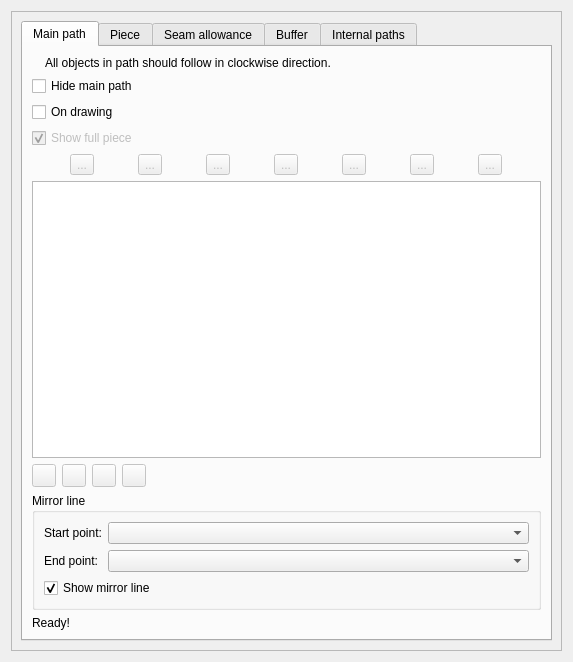
Old version of the form src/libs/vtools/dialogs/tools/piece/tabs/tabpaths.ui in the repository dismine/valentina.
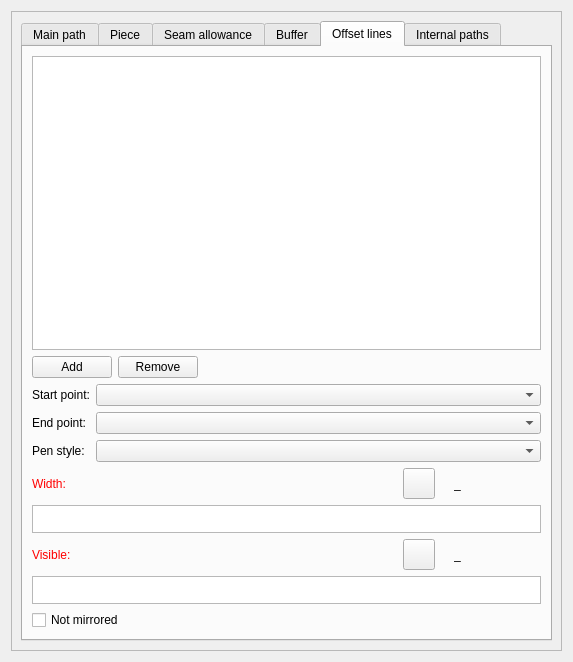
New version of the form. The open tabs and pages were chosen to show the change. Icons and pictures are not drawn. Custom widgets are drawn as their Qt base class.

Commit message: Add piece offset lines

Diff of the .ui file:
```diff
--- a/src/libs/vtools/dialogs/tools/piece/tabs/tabpaths.ui
+++ b/src/libs/vtools/dialogs/tools/piece/tabs/tabpaths.ui
@@ -1759,6 +1759,394 @@
            </item>
           </layout>
          </widget>
+         <widget class="QWidget" name="tabOffsetLines">
+          <attribute name="title">
+           <string>Offset lines</string>
+          </attribute>
+          <layout class="QVBoxLayout" name="verticalLayoutOffsetLines">
+           <item>
+            <widget class="QListWidget" name="listWidgetOffsetLines"/>
+           </item>
+           <item>
+            <layout class="QHBoxLayout" name="horizontalLayoutOffsetLineButtons">
+             <item>
+              <widget class="QPushButton" name="pushButtonAddOffsetLine">
+               <property name="text">
+                <string>Add</string>
+               </property>
+              </widget>
+             </item>
+             <item>
+              <widget class="QPushButton" name="pushButtonRemoveOffsetLine">
+               <property name="text">
+                <string>Remove</string>
+               </property>
+              </widget>
+             </item>
+             <item>
+              <spacer name="horizontalSpacerOffsetLineButtons">
+               <property name="orientation">
+                <enum>Qt::Orientation::Horizontal</enum>
+               </property>
+               <property name="sizeHint" stdset="0">
+                <size>
+                 <width>40</width>
+                 <height>20</height>
+                </size>
+               </property>
+              </spacer>
+             </item>
+            </layout>
+           </item>
+           <item>
+            <layout class="QFormLayout" name="formLayoutOffsetLinePoints">
+             <item row="0" column="0">
+              <widget class="QLabel" name="labelOffsetLineStart">
+               <property name="text">
+                <string>Start point:</string>
+               </property>
+              </widget>
+             </item>
+             <item row="0" column="1">
+              <widget class="QComboBox" name="comboBoxOffsetLineStart"/>
+             </item>
+             <item row="1" column="0">
+              <widget class="QLabel" name="labelOffsetLineEnd">
+               <property name="text">
+                <string>End point:</string>
+               </property>
+              </widget>
+             </item>
+             <item row="1" column="1">
+              <widget class="QComboBox" name="comboBoxOffsetLineEnd"/>
+             </item>
+             <item row="2" column="0">
+              <widget class="QLabel" name="labelOffsetLinePenStyle">
+               <property name="text">
+                <string>Pen style:</string>
+               </property>
+              </widget>
+             </item>
+             <item row="2" column="1">
+              <widget class="QComboBox" name="comboBoxOffsetLinePenStyle">
+               <property name="iconSize">
+                <size>
+                 <width>80</width>
+                 <height>14</height>
+                </size>
+               </property>
+              </widget>
+             </item>
+            </layout>
+           </item>
+           <item>
+            <layout class="QHBoxLayout" name="horizontalLayoutOffsetLineWidthLabel">
+             <item alignment="Qt::AlignmentFlag::AlignLeft">
+              <widget class="QLabel" name="labelEditOffsetLineWidth">
+               <property name="sizePolicy">
+                <sizepolicy hsizetype="Fixed" vsizetype="Preferred">
+                 <horstretch>0</horstretch>
+                 <verstretch>0</verstretch>
+                </sizepolicy>
+               </property>
+               <property name="palette">
+                <palette>
+                 <active>
+                  <colorrole role="WindowText">
+                   <brush brushstyle="SolidPattern">
+                    <color alpha="255">
+                     <red>255</red>
+                     <green>0</green>
+                     <blue>0</blue>
+                    </color>
+                   </brush>
+                  </colorrole>
+                 </active>
+                 <inactive>
+                  <colorrole role="WindowText">
+                   <brush brushstyle="SolidPattern">
+                    <color alpha="255">
+                     <red>255</red>
+                     <green>0</green>
+                     <blue>0</blue>
+                    </color>
+                   </brush>
+                  </colorrole>
+                 </inactive>
+                 <disabled>
+                  <colorrole role="WindowText">
+                   <brush brushstyle="SolidPattern">
+                    <color alpha="255">
+                     <red>159</red>
+                     <green>158</green>
+                     <blue>158</blue>
+                    </color>
+                   </brush>
+                  </colorrole>
+                 </disabled>
+                </palette>
+               </property>
+               <property name="text">
+                <string>Width:</string>
+               </property>
+              </widget>
+             </item>
+             <item>
+              <spacer name="horizontalSpacerOffsetLineWidth">
+               <property name="orientation">
+                <enum>Qt::Orientation::Horizontal</enum>
+               </property>
+               <property name="sizeHint" stdset="0">
+                <size>
+                 <width>40</width>
+                 <height>20</height>
+                </size>
+               </property>
+              </spacer>
+             </item>
+             <item alignment="Qt::AlignmentFlag::AlignRight">
+              <widget class="QToolButton" name="toolButtonExprOffsetLineWidth">
+               <property name="toolTip">
+                <string>Formula wizard</string>
+               </property>
+               <property name="text">
+                <string notr="true"/>
+               </property>
+               <property name="icon">
+                <iconset resource="../../../../../vmisc/share/resources/icon.qrc">
+                 <normaloff>:/icon/light/24x24/fx.png</normaloff>:/icon/light/24x24/fx.png</iconset>
+               </property>
+               <property name="iconSize">
+                <size>
+                 <width>24</width>
+                 <height>24</height>
+                </size>
+               </property>
+              </widget>
+             </item>
+             <item alignment="Qt::AlignmentFlag::AlignRight">
+              <widget class="QLabel" name="labelOffsetLineEqualWidth">
+               <property name="text">
+                <string/>
+               </property>
+               <property name="pixmap">
+                <pixmap resource="../../../../../vmisc/share/resources/icon.qrc">:/icon/light/24x24/equal.png</pixmap>
+               </property>
+              </widget>
+             </item>
+             <item alignment="Qt::AlignmentFlag::AlignRight">
+              <widget class="QLabel" name="labelResultOffsetLineWidth">
+               <property name="sizePolicy">
+                <sizepolicy hsizetype="Fixed" vsizetype="Preferred">
+                 <horstretch>0</horstretch>
+                 <verstretch>0</verstretch>
+                </sizepolicy>
+               </property>
+               <property name="minimumSize">
+                <size>
+                 <width>87</width>
+                 <height>0</height>
+                </size>
+               </property>
+               <property name="toolTip">
+                <string>Value</string>
+               </property>
+               <property name="text">
+                <string notr="true">_</string>
+               </property>
+              </widget>
+             </item>
+            </layout>
+           </item>
+           <item>
+            <layout class="QHBoxLayout" name="horizontalLayoutOffsetLineWidthFormula">
+             <item>
+              <widget class="VPlainTextEdit" name="plainTextEditOffsetLineWidth">
+               <property name="toolTip">
+                <string>Distance from the seam line, in pattern units. Must be less than the seam allowance.</string>
+               </property>
+               <property name="sizePolicy">
+                <sizepolicy hsizetype="Expanding" vsizetype="Preferred">
+                 <horstretch>0</horstretch>
+                 <verstretch>0</verstretch>
+                </sizepolicy>
+               </property>
+               <property name="maximumSize">
+                <size>
+                 <width>16777215</width>
+                 <height>28</height>
+                </size>
+               </property>
+               <property name="toolTip">
+                <string>Calculation</string>
+               </property>
+               <property name="tabChangesFocus">
+                <bool>true</bool>
+               </property>
+              </widget>
+             </item>
+            </layout>
+           </item>
+           <item>
+            <layout class="QHBoxLayout" name="horizontalLayoutOffsetLineVisibleLabel">
+             <item alignment="Qt::AlignmentFlag::AlignLeft">
+              <widget class="QLabel" name="labelEditOffsetLineVisible">
+               <property name="sizePolicy">
+                <sizepolicy hsizetype="Fixed" vsizetype="Preferred">
+                 <horstretch>0</horstretch>
+                 <verstretch>0</verstretch>
+                </sizepolicy>
+               </property>
+               <property name="palette">
+                <palette>
+                 <active>
+                  <colorrole role="WindowText">
+                   <brush brushstyle="SolidPattern">
+                    <color alpha="255">
+                     <red>255</red>
+                     <green>0</green>
+                     <blue>0</blue>
+                    </color>
+                   </brush>
+                  </colorrole>
+                 </active>
+                 <inactive>
+                  <colorrole role="WindowText">
+                   <brush brushstyle="SolidPattern">
+                    <color alpha="255">
+                     <red>255</red>
+                     <green>0</green>
+                     <blue>0</blue>
+                    </color>
+                   </brush>
+                  </colorrole>
+                 </inactive>
+                 <disabled>
+                  <colorrole role="WindowText">
+                   <brush brushstyle="SolidPattern">
+                    <color alpha="255">
+                     <red>159</red>
+                     <green>158</green>
+                     <blue>158</blue>
+                    </color>
+                   </brush>
+                  </colorrole>
+                 </disabled>
+                </palette>
+               </property>
+               <property name="toolTip">
+                <string>The offset line is visible when the formula result is not 0</string>
+               </property>
+               <property name="text">
+                <string>Visible:</string>
+               </property>
+              </widget>
+             </item>
+             <item>
+              <spacer name="horizontalSpacerOffsetLineVisible">
+               <property name="orientation">
+                <enum>Qt::Orientation::Horizontal</enum>
+               </property>
+               <property name="sizeHint" stdset="0">
+                <size>
+                 <width>40</width>
+                 <height>20</height>
+                </size>
+               </property>
+              </spacer>
+             </item>
+             <item alignment="Qt::AlignmentFlag::AlignRight">
+              <widget class="QToolButton" name="toolButtonExprOffsetLineVisible">
+               <property name="toolTip">
+                <string>Formula wizard</string>
+               </property>
+               <property name="text">
+                <string notr="true"/>
+               </property>
+               <property name="icon">
+                <iconset resource="../../../../../vmisc/share/resources/icon.qrc">
+                 <normaloff>:/icon/light/24x24/fx.png</normaloff>:/icon/light/24x24/fx.png</iconset>
+               </property>
+               <property name="iconSize">
+                <size>
+                 <width>24</width>
+                 <height>24</height>
+                </size>
+               </property>
+              </widget>
+             </item>
+             <item alignment="Qt::AlignmentFlag::AlignRight">
+              <widget class="QLabel" name="labelOffsetLineEqualVisible">
+               <property name="text">
+                <string/>
+               </property>
+               <property name="pixmap">
+                <pixmap resource="../../../../../vmisc/share/resources/icon.qrc">:/icon/light/24x24/equal.png</pixmap>
+               </property>
+              </widget>
+             </item>
+             <item alignment="Qt::AlignmentFlag::AlignRight">
+              <widget class="QLabel" name="labelResultOffsetLineVisible">
+               <property name="sizePolicy">
+                <sizepolicy hsizetype="Fixed" vsizetype="Preferred">
+                 <horstretch>0</horstretch>
+                 <verstretch>0</verstretch>
+                </sizepolicy>
+               </property>
+               <property name="minimumSize">
+                <size>
+                 <width>87</width>
+                 <height>0</height>
+                </size>
+               </property>
+               <property name="toolTip">
+                <string>Value</string>
+               </property>
+               <property name="text">
+                <string notr="true">_</string>
+               </property>
+              </widget>
+             </item>
+            </layout>
+           </item>
+           <item>
+            <layout class="QHBoxLayout" name="horizontalLayoutOffsetLineVisibleFormula">
+             <item>
+              <widget class="VPlainTextEdit" name="plainTextEditOffsetLineVisible">
+               <property name="sizePolicy">
+                <sizepolicy hsizetype="Expanding" vsizetype="Preferred">
+                 <horstretch>0</horstretch>
+                 <verstretch>0</verstretch>
+                </sizepolicy>
+               </property>
+               <property name="maximumSize">
+                <size>
+                 <width>16777215</width>
+                 <height>28</height>
+                </size>
+               </property>
+               <property name="toolTip">
+                <string>Formula that controls whether the offset line is shown. The line is hidden when the result is 0. You can use variables, increments and measurements.</string>
+               </property>
+               <property name="tabChangesFocus">
+                <bool>true</bool>
+               </property>
+              </widget>
+             </item>
+            </layout>
+           </item>
+           <item>
+            <widget class="QCheckBox" name="checkBoxOffsetLineNotMirrored">
+             <property name="toolTip">
+              <string>Do not mirror the line when the full piece is shown. Exported with the NM attribute.</string>
+             </property>
+             <property name="text">
+              <string>Not mirrored</string>
+             </property>
+            </widget>
+           </item>
+          </layout>
+         </widget>
          <widget class="QWidget" name="tabInternalPaths">
           <attribute name="title">
            <string>Internal paths</string>
```
The commit also changes 27 other files.
